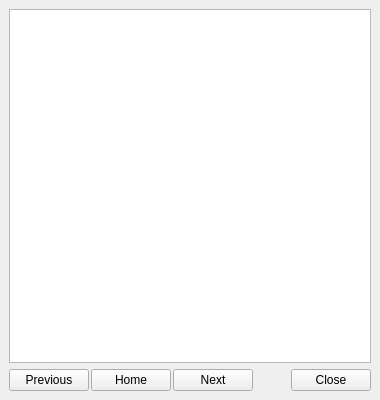
Above: share/skins/default/help.ui from itds-consulting/yate before the change. Below: the same form after it.
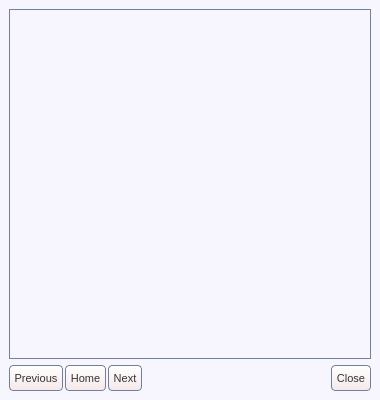
That is the form after the change. Icons and pictures are not drawn.

Commit message: Moved channel control buttons to channel item in channels list. Conference and transfer are now done from master channel and shown in its item in channels list. Changed user interface colors and shapes.

Diff of the .ui file:
```diff
--- a/share/skins/default/help.ui
+++ b/share/skins/default/help.ui
@@ -33,6 +33,91 @@
   <property name="windowIcon" >
    <iconset>quest.png</iconset>
   </property>
+  <property name="styleSheet" >
+   <string>QWidget#help {
+  background:#f7f5fd;
+}
+QTextEdit {
+  color:#333333;
+  border: 1px solid #717fa0;
+  background:transparent;
+}
+QAbstractButton { font-size: 11px; color: #333333; }
+QToolButton {
+  border: 1px solid #717fa0;
+  border-radius: 4px;
+  background: qlineargradient(x1: 0, y1: 0, x2: 0, y2: 1, stop: 0 #ffffff, stop: 1 #f6e8e8);
+}
+QToolButton:hover { background: qlineargradient(x1: 0, y1: 0, x2: 0, y2: 1, stop: 0 #ffffff, stop: 1 #f9f3f3); }
+QToolButton:pressed { background: qlineargradient(x1: 0, y1: 0, x2: 0, y2: 1, stop: 0 #f6e8e8, stop: 1 #ffffff); }
+QPushButton {
+  border: 1px solid #717fa0;
+  border-radius: 4px;
+  background: qlineargradient(x1: 0, y1: 0, x2: 0, y2: 1, stop: 0 #ffffff, stop: 1 #f6e8e8);
+}
+QPushButton:hover { background: qlineargradient(x1: 0, y1: 0, x2: 0, y2: 1, stop: 0 #ffffff, stop: 1 #f9f3f3); }
+QPushButton:pressed { background: qlineargradient(x1: 0, y1: 0, x2: 0, y2: 1, stop: 0 #f6e8e8, stop: 1 #ffffff); }
+QComboBox::down-arrow { image: url(cb_arrow.png); }
+QComboBox::down-arrow:on { top: 1px; left: 1px; }
+QComboBox {
+  padding-left: 2px;
+  padding-right: 25px;
+  border: 1px solid #717fa0;
+  border-radius: 4px;
+}
+QComboBox::drop-down {
+  width: 22px;
+  border-left: 1px solid #717fa0;
+}
+QCheckBox::indicator:checked { image: url(checkbox_on.png); }
+QCheckBox::indicator:unchecked { image: url(checkbox_off.png); }
+QRadioButton::indicator:checked { image: url(radio_on.png); }
+QRadioButton::indicator:unchecked { image: url(radio_off.png); }
+QScrollBar { border: 1px solid #717fa0; background: white; }
+QScrollBar::handle {
+  background: qlineargradient(x1: 0, y1: 0, x2: 0, y2: 1, stop: 0 #ffffff, stop: 1 #f6e8e8);
+  border: 1px solid #717fa0;
+}
+QScrollBar:vertical {
+  width: 14px;
+  margin: 16px 0px 16px 0px;
+  border-top: 0px;
+  border-bottom: 0px;
+  border-right: 0px;
+}
+QScrollBar:horizontal {
+  height: 14px;
+  margin: 0px 16px 0px 16px;
+  border-left: 0px;
+  border-right: 0px;
+  border-bottom: 0px;
+}
+QScrollBar::add-line {
+  height: 13px;
+  width: 13px;
+  border: 1px solid #717fa0;
+  subcontrol-origin: margin;
+  background: qlineargradient(x1: 0, y1: 0, x2: 0, y2: 1, stop: 0 #ffffff, stop: 1 #f6e8e8);
+}
+QScrollBar::sub-line {
+  height: 13px;
+  width: 13px;
+  border: 1px solid #717fa0;
+  subcontrol-origin: margin;
+  background: qlineargradient(x1: 0, y1: 0, x2: 0, y2: 1, stop: 0 #ffffff, stop: 1 #f6e8e8);
+}
+QScrollBar::handle:vertical { border-left: 0px; border-right: 0px; }
+QScrollBar::handle:horizontal { border-top: 0px; border-bottom: 0px; }
+QScrollBar::add-line:vertical { subcontrol-position: bottom; image: url(scroll_down.png); height: 14px; }
+QScrollBar::sub-line:vertical { subcontrol-position: top; image: url(scroll_up.png); height: 14px; }
+QScrollBar::add-line:horizontal { subcontrol-position: right; image: url(scroll_right.png); width: 14px; }
+QScrollBar::sub-line:horizontal { subcontrol-position: left; image: url(scroll_left.png); width: 14px; }
+QScrollBar::up-arrow:pressed { border: 1px solid #717fa0; }
+QScrollBar::down-arrow:pressed { border: 1px solid #717fa0; }
+QScrollBar::left-arrow:pressed { border: 1px solid #717fa0; }
+QScrollBar::right-arrow:pressed { border: 1px solid #717fa0; }
+</string>
+  </property>
   <layout class="QVBoxLayout" >
    <property name="spacing" >
     <number>0</number>
@@ -71,7 +156,19 @@
          <number>2</number>
         </property>
         <item>
-         <widget class="QPushButton" name="help_prev" >
+         <widget class="QToolButton" name="help_prev" >
+          <property name="minimumSize" >
+           <size>
+            <width>0</width>
+            <height>26</height>
+           </size>
+          </property>
+          <property name="maximumSize" >
+           <size>
+            <width>16777215</width>
+            <height>26</height>
+           </size>
+          </property>
           <property name="toolTip" >
            <string/>
           </property>
@@ -79,7 +176,10 @@
            <string>Previous</string>
           </property>
           <property name="icon" >
-           <iconset>prev.png</iconset>
+           <iconset>left.png</iconset>
+          </property>
+          <property name="toolButtonStyle" >
+           <enum>Qt::ToolButtonTextBesideIcon</enum>
           </property>
           <property name="_yate_identity" stdset="0" >
            <string>help:prev</string>
@@ -87,7 +187,19 @@
          </widget>
         </item>
         <item>
-         <widget class="QPushButton" name="help_home" >
+         <widget class="QToolButton" name="help_home" >
+          <property name="minimumSize" >
+           <size>
+            <width>0</width>
+            <height>26</height>
+           </size>
+          </property>
+          <property name="maximumSize" >
+           <size>
+            <width>16777215</width>
+            <height>26</height>
+           </size>
+          </property>
           <property name="toolTip" >
            <string>Home</string>
           </property>
@@ -97,18 +209,36 @@
           <property name="icon" >
            <iconset>home.png</iconset>
           </property>
+          <property name="toolButtonStyle" >
+           <enum>Qt::ToolButtonTextBesideIcon</enum>
+          </property>
           <property name="_yate_identity" stdset="0" >
            <string>help:home</string>
           </property>
          </widget>
         </item>
         <item>
-         <widget class="QPushButton" name="help_next" >
+         <widget class="QToolButton" name="help_next" >
+          <property name="minimumSize" >
+           <size>
+            <width>0</width>
+            <height>26</height>
+           </size>
+          </property>
+          <property name="maximumSize" >
+           <size>
+            <width>16777215</width>
+            <height>26</height>
+           </size>
+          </property>
           <property name="text" >
            <string>Next</string>
           </property>
           <property name="icon" >
-           <iconset>next.png</iconset>
+           <iconset>right.png</iconset>
+          </property>
+          <property name="toolButtonStyle" >
+           <enum>Qt::ToolButtonTextBesideIcon</enum>
           </property>
           <property name="_yate_identity" stdset="0" >
            <string>help:next</string>
@@ -129,12 +259,36 @@
          </spacer>
         </item>
         <item>
-         <widget class="QPushButton" name="button_hide" >
+         <widget class="QToolButton" name="button_hide" >
+          <property name="minimumSize" >
+           <size>
+            <width>0</width>
+            <height>26</height>
+           </size>
+          </property>
+          <property name="maximumSize" >
+           <size>
+            <width>16777215</width>
+            <height>26</height>
+           </size>
+          </property>
           <property name="text" >
            <string>Close</string>
           </property>
           <property name="icon" >
-           <iconset>close.png</iconset>
+           <iconset>cancel.png</iconset>
+          </property>
+          <property name="toolButtonStyle" >
+           <enum>Qt::ToolButtonTextBesideIcon</enum>
+          </property>
+          <property name="_yate_normal_icon" stdset="0" >
+           <string>cancel.png</string>
+          </property>
+          <property name="_yate_pressed_icon" stdset="0" >
+           <string>cancel_pressed.png</string>
+          </property>
+          <property name="_yate_hover_icon" stdset="0" >
+           <string>cancel_hover.png</string>
           </property>
          </widget>
         </item>
```
Left out of the diff: 27 changed lines with no effect on the pictures. The commit also changes 200 other files.
